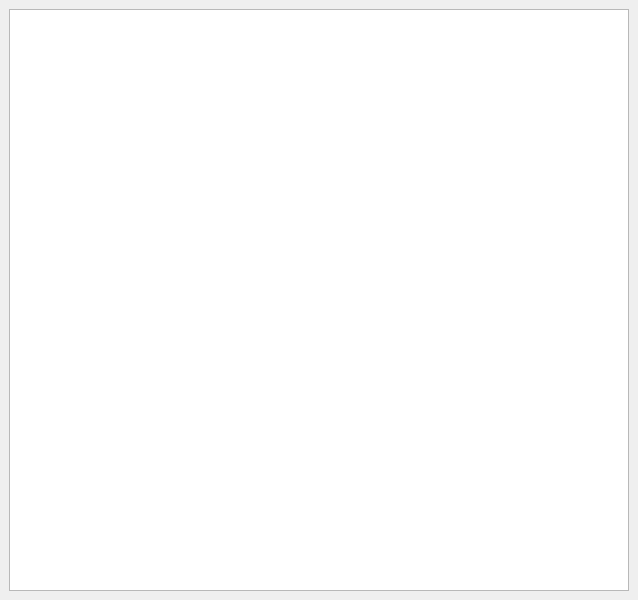
m-dumbduck/coffee, file main.ui: the form before one commit.
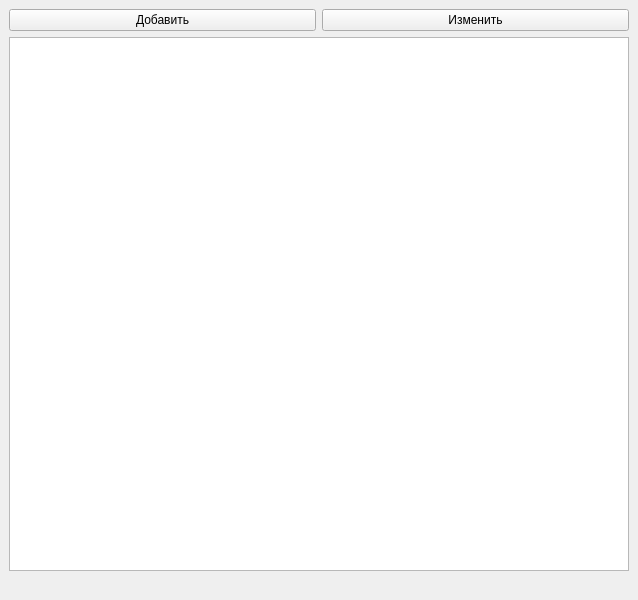
The form after the commit.

Patch:
```diff
--- a/main.ui
+++ b/main.ui
@@ -16,10 +16,31 @@
   <widget class="QWidget" name="centralwidget">
    <layout class="QVBoxLayout" name="verticalLayout_2">
     <item>
-     <layout class="QGridLayout" name="gridLayout" rowstretch="1" columnstretch="1,0">
-      <item row="0" column="0" colspan="2">
+     <layout class="QGridLayout" name="gridLayout" rowstretch="1,1,0" columnstretch="1,1">
+      <item row="1" column="0" colspan="2">
        <widget class="QTableWidget" name="table"/>
       </item>
+      <item row="0" column="0">
+       <widget class="QPushButton" name="add_button">
+        <property name="text">
+         <string>Добавить</string>
+        </property>
+       </widget>
+      </item>
+      <item row="0" column="1">
+       <widget class="QPushButton" name="change_button">
+        <property name="text">
+         <string>Изменить</string>
+        </property>
+       </widget>
+      </item>
+      <item row="2" column="0" colspan="2">
+       <widget class="QLabel" name="state_label">
+        <property name="text">
+         <string/>
+        </property>
+       </widget>
+      </item>
      </layout>
     </item>
    </layout>
```
